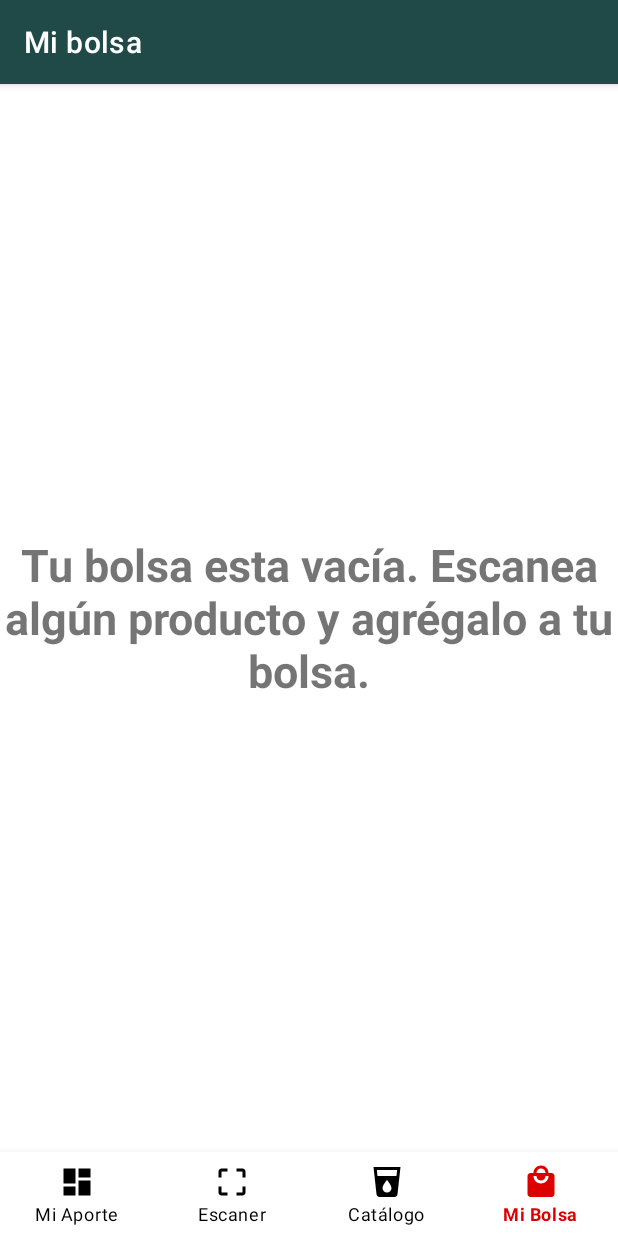
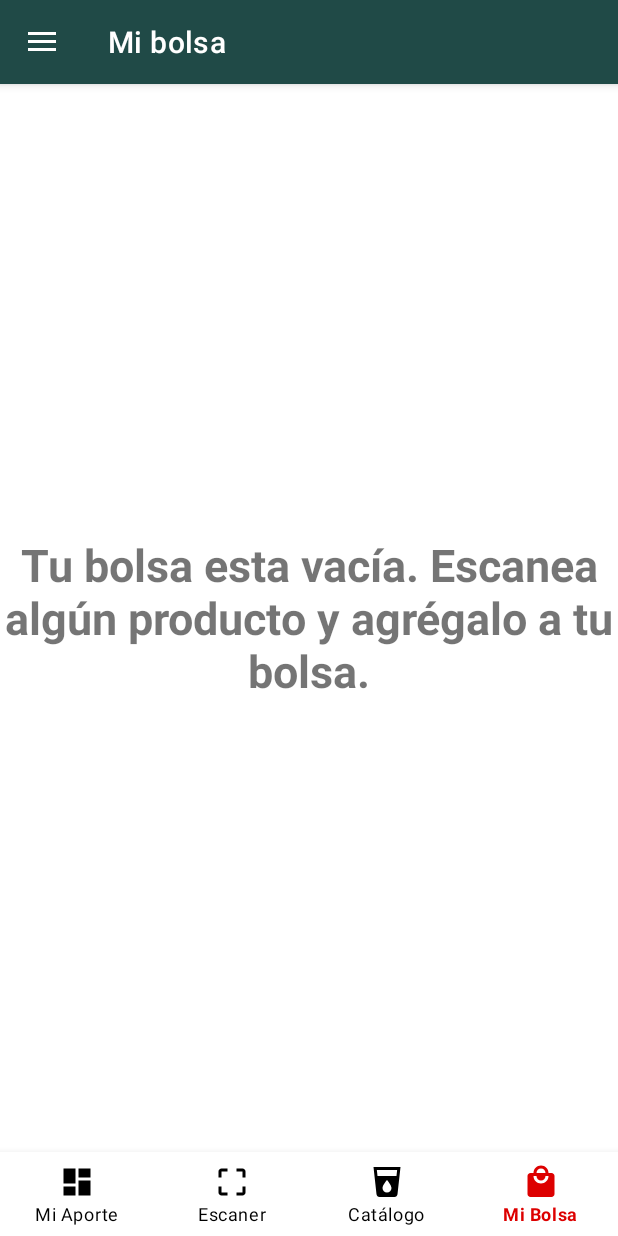
Before and after one commit to dredson71/RecyclerMovilesTDP, an Android app: the ListBolsas screen opened directly, with no data from a screen before it, item 4 of the bottom bar chosen, on a phone screen of 412 x 824 dp. Run offline under Robolectric (Android 15) with nearby library versions, the phone set to English and light mode, and no system bars; our stand-ins replace Picasso; libraries missing offline, so code that uses them is left out: lecho.lib.hellocharts; pictures from the network do not load; 49 statements that could not run were skipped.

Commit message:
UserName NavigationDrawer

```diff
--- a/app/src/main/java/com/example/reciclemosdemo/Grafico/ListBolsas.java
+++ b/app/src/main/java/com/example/reciclemosdemo/Grafico/ListBolsas.java
@@ -1,21 +1,31 @@
 package com.example.reciclemosdemo.Grafico;
 
 import androidx.annotation.NonNull;
+import androidx.appcompat.app.ActionBarDrawerToggle;
 import androidx.appcompat.app.AppCompatActivity;
+import androidx.drawerlayout.widget.DrawerLayout;
 import androidx.viewpager.widget.ViewPager;
 
 import android.content.Intent;
+import android.database.Cursor;
+import android.database.sqlite.SQLiteDatabase;
 import android.os.Bundle;
 import android.view.MenuItem;
+import android.view.View;
+import android.widget.TextView;
 
+import com.example.reciclemosdemo.Adicionales.dbHelper;
 import com.example.reciclemosdemo.Inicio.BolsaActivity;
 import com.example.reciclemosdemo.Inicio.LectorActivity;
 import com.example.reciclemosdemo.R;
 import com.google.android.material.bottomnavigation.BottomNavigationView;
+import com.google.android.material.navigation.NavigationView;
 import com.google.android.material.tabs.TabLayout;
 
 
 public class ListBolsas extends AppCompatActivity  {
+    private DrawerLayout mDrawerLayout;
+    private ActionBarDrawerToggle mToggle;
     private ViewPager viewPager;
     private com.example.reciclemosdemo.Grafico.ViewTrendAdapter adapter;
     private TabLayout tabLayout;
@@ -24,7 +34,11 @@ public class ListBolsas extends AppCompatActivity  {
         com.example.reciclemosdemo.Grafico.RetrofitMain retrofitMain;
         super.onCreate(savedInstanceState);
         setContentView(R.layout.activity_list_bolsas);
-
+        mDrawerLayout = findViewById(R.id.drawer);
+        mToggle = new ActionBarDrawerToggle(this,mDrawerLayout,R.string.open,R.string.close);
+        mDrawerLayout.addDrawerListener(mToggle);
+        mToggle.syncState();
+        getSupportActionBar().setDisplayHomeAsUpEnabled(true);
         tabLayout = (TabLayout) findViewById(R.id.tabLayoutTendencia);
         viewPager = findViewById(R.id.viewPagerTendencia);
         adapter = new com.example.reciclemosdemo.Grafico.ViewTrendAdapter(getSupportFragmentManager());
@@ -34,6 +48,15 @@ public class ListBolsas extends AppCompatActivity  {
 
         viewPager.setAdapter(adapter);
         tabLayout.setupWithViewPager(viewPager);
+
+        dbHelper helper = new dbHelper(this, "Usuario.sqlite", null, 1);
+        SQLiteDatabase db = helper.getReadableDatabase();
+        Cursor f = db.rawQuery("select codigo, nombre from Usuario", null);
+        f.moveToFirst();
+        NavigationView navigationView = (NavigationView) findViewById(R.id.navigationView);
+        View headerView = navigationView.getHeaderView(0);
+        TextView navUsername = (TextView) headerView.findViewById(R.id.txtUser);
+        navUsername.setText(f.getString(1));
 
         //INICIALIZA APP BAR
         BottomNavigationView bottomNavigationView = findViewById(R.id.botton_navigation);
@@ -70,4 +93,13 @@ public class ListBolsas extends AppCompatActivity  {
 
     }
 
+    @Override
+    public boolean onOptionsItemSelected(@NonNull MenuItem item) {
+        if(mToggle.onOptionsItemSelected(item)){
+            return true;
+        }
+        return super.onOptionsItemSelected(item);
+    }
+
+
 }
--- a/app/src/main/java/com/example/reciclemosdemo/Inicio/BolsaActivity.java
+++ b/app/src/main/java/com/example/reciclemosdemo/Inicio/BolsaActivity.java
@@ -1,7 +1,9 @@
 package com.example.reciclemosdemo.Inicio;
 
 import androidx.annotation.NonNull;
+import androidx.appcompat.app.ActionBarDrawerToggle;
 import androidx.appcompat.app.AppCompatActivity;
+import androidx.drawerlayout.widget.DrawerLayout;
 import androidx.fragment.app.Fragment;
 import androidx.fragment.app.FragmentManager;
 import androidx.fragment.app.FragmentTransaction;
@@ -12,17 +14,21 @@ import android.database.Cursor;
 import android.database.sqlite.SQLiteDatabase;
 import android.os.Bundle;
 import android.view.MenuItem;
+import android.view.View;
+import android.widget.TextView;
 
 import com.example.reciclemosdemo.Adicionales.dbHelper;
 import com.example.reciclemosdemo.Entities.Probolsa;
 import com.example.reciclemosdemo.Grafico.ListBolsas;
 import com.example.reciclemosdemo.R;
 import com.google.android.material.bottomnavigation.BottomNavigationView;
+import com.google.android.material.navigation.NavigationView;
 
 import java.util.ArrayList;
 
 public class BolsaActivity extends AppCompatActivity {
-
+    private DrawerLayout mDrawerLayout;
+    private ActionBarDrawerToggle mToggle;
     FragmentManager fragmentManager;
     FragmentTransaction transaction, transaction2;
     Fragment detalleFragment = new DetalleFragment();
@@ -32,13 +38,22 @@ public class BolsaActivity extends AppCompatActivity {
     protected void onCreate(Bundle savedInstanceState) {
         super.onCreate(savedInstanceState);
         setContentView(R.layout.activity_bolsa);
-
+        mDrawerLayout = findViewById(R.id.drawer);
+        mToggle = new ActionBarDrawerToggle(this,mDrawerLayout,R.string.open,R.string.close);
+        mDrawerLayout.addDrawerListener(mToggle);
+        mToggle.syncState();
+        getSupportActionBar().setDisplayHomeAsUpEnabled(true);
         fragmentManager = getSupportFragmentManager();
         transaction = fragmentManager.beginTransaction();
 
         dbHelper helper = new dbHelper(this, "Usuario.sqlite", null, 1);
         SQLiteDatabase db = helper.getReadableDatabase();
-
+        Cursor f = db.rawQuery("select codigo, nombre from Usuario", null);
+        f.moveToFirst();
+        NavigationView navigationView = (NavigationView) findViewById(R.id.navigationView);
+        View headerView = navigationView.getHeaderView(0);
+        TextView navUsername = (TextView) headerView.findViewById(R.id.txtUser);
+        navUsername.setText(f.getString(1));
         Cursor fila2 = db.rawQuery("select codigo from Bolsa where activa = 'true'", null);
 
         fila2.moveToFirst();
@@ -88,4 +103,12 @@ public class BolsaActivity extends AppCompatActivity {
         transaction2.replace(R.id.fragment, escaneaAlgoFragment);
         transaction2.commit();
     }
+
+    @Override
+    public boolean onOptionsItemSelected(@NonNull MenuItem item) {
+        if(mToggle.onOptionsItemSelected(item)){
+            return true;
+        }
+        return super.onOptionsItemSelected(item);
+    }
 }
--- a/app/src/main/res/layout/activity_bolsa.xml
+++ b/app/src/main/res/layout/activity_bolsa.xml
@@ -1,11 +1,28 @@
 <?xml version="1.0" encoding="utf-8"?>
-<androidx.constraintlayout.widget.ConstraintLayout xmlns:android="http://schemas.android.com/apk/res/android"
+<androidx.drawerlayout.widget.DrawerLayout xmlns:android="http://schemas.android.com/apk/res/android"
     xmlns:app="http://schemas.android.com/apk/res-auto"
     xmlns:tools="http://schemas.android.com/tools"
     android:layout_width="match_parent"
     android:layout_height="match_parent"
+    android:id="@+id/drawer"
+
     tools:context=".Inicio.BolsaActivity">
 
+    <com.google.android.material.navigation.NavigationView
+        app:headerLayout="@layout/nav_header"
+        android:layout_width="wrap_content"
+        android:layout_height="match_parent"
+        android:background="@color/colorBarBackground"
+        app:itemTextColor="@color/colorPrimary"
+        app:itemIconTint="@color/colorNotSelectedBar"
+        app:menu="@menu/drawer_menu"
+        android:layout_gravity="start"
+        android:id="@+id/navigationView"
+        />
+<androidx.constraintlayout.widget.ConstraintLayout
+    android:layout_width="match_parent"
+    android:layout_height="match_parent"
+    >
     <FrameLayout
         android:id="@+id/fragment"
         android:name="com.example.reciclemosdemo.Inicio.DetalleFragment"
@@ -29,5 +46,6 @@
         app:layout_constraintEnd_toEndOf="parent"
         app:layout_constraintStart_toStartOf="parent"
         app:menu="@menu/menu_navigation" />
+</androidx.constraintlayout.widget.ConstraintLayout>
 
-</androidx.constraintlayout.widget.ConstraintLayout>
+</androidx.drawerlayout.widget.DrawerLayout>
```
Also changed, not shown: app/src/main/res/layout/activity_list_bolsas.xml (+19 -3 lines).
